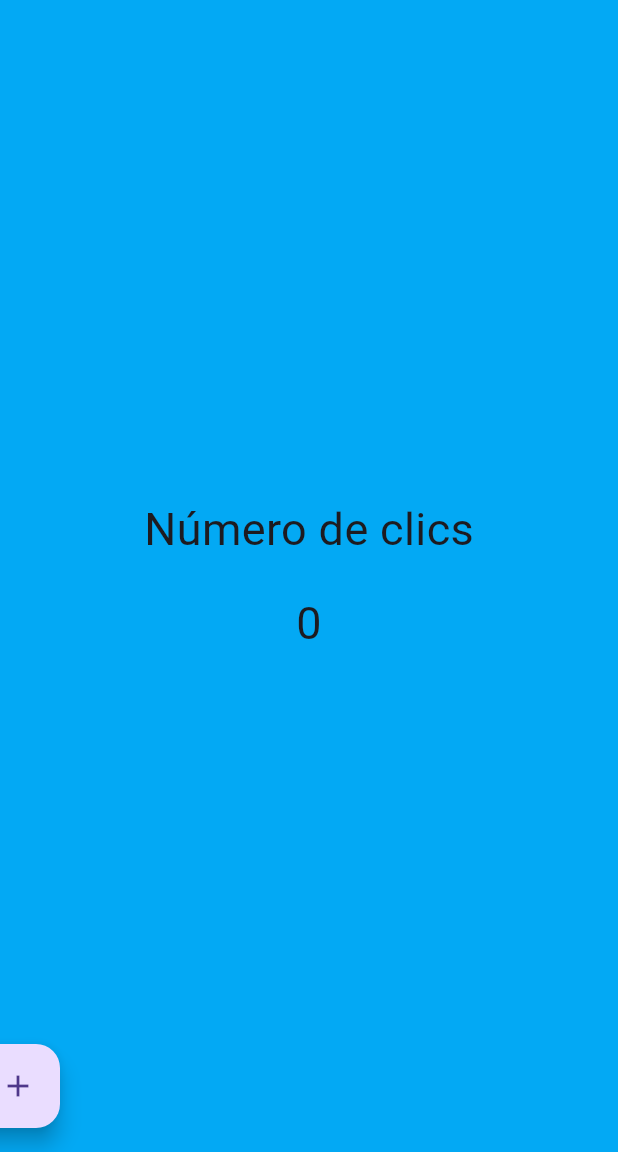
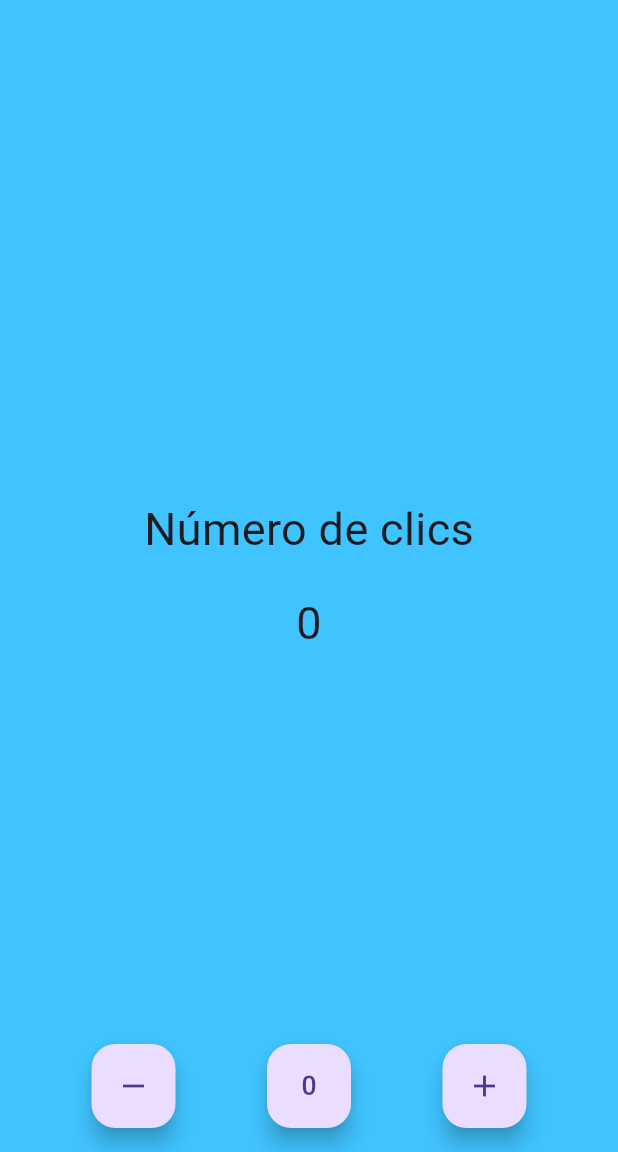
Before and after one commit to Raul7312/flutter_contador_app, a Flutter app: the screen it shows after launch, on a phone screen of 412 x 824 dp, the part 84-1236 px from its top. Run offline on Flutter 3.47's test engine with Material 3 defaults, Android fonts, the phone set to English and light mode, and no system bars.

Commit message:
clase con las funciones

```diff
--- a/lib/screens/home_screen.dart
+++ b/lib/screens/home_screen.dart
@@ -10,12 +10,27 @@ class HomeScreen extends StatefulWidget {
 class _HomeScreenState extends State<HomeScreen> {
   int contador = 0;
 
+  void incrementar() {
+    contador++;
+    setState(() {});
+  }
+
+  void decrementar() {
+    contador--;
+    setState(() {});
+  }
+
+  void reset() {
+    contador = 0;
+    setState(() {});
+  }
+
   @override
   Widget build(BuildContext context) {
     const tamano30 = TextStyle(fontSize: 30);
 
     return Scaffold(
-      backgroundColor: Colors.lightBlue,
+      backgroundColor: Colors.lightBlueAccent,
       appBar: AppBar(title: Text('Contador'), elevation: 10.0),
       body: Center(
         child: Column(
@@ -27,20 +42,49 @@ class _HomeScreenState extends State<HomeScreen> {
           ],
         ),
       ),
-      //floatingActionButtonLocation: FloatingActionButtonLocation.centerFloat,
-      floatingActionButton: Row(
-        children: [
-          FloatingActionButton(
-            child: const Icon(Icons.add),
-            onPressed: () {
-              print('Se ha registrado una pulsación');
-              contador++;
-              setState(() {});
-              print('$contador');
-            },
-          ),
-        ],
+      floatingActionButtonLocation: FloatingActionButtonLocation.centerFloat,
+      floatingActionButton: CustomFloatingActionButton(
+        incrementarFn: incrementar,
+        decrementarFn: decrementar,
+        resetFn: reset,
       ),
     );
   }
 }
+
+class CustomFloatingActionButton extends StatelessWidget {
+  final Function incrementarFn;
+  final Function decrementarFn;
+  final Function resetFn;
+
+  const CustomFloatingActionButton({
+    super.key,
+    required this.incrementarFn,
+    required this.decrementarFn,
+    required this.resetFn,
+  });
+
+  @override
+  Widget build(BuildContext context) {
+    return Row(
+      mainAxisAlignment: MainAxisAlignment.spaceEvenly,
+      children: [
+        FloatingActionButton(
+          child: const Icon(Icons.remove),
+          //child: const Text('-1'),
+          onPressed: () => decrementarFn(),
+        ),
+        FloatingActionButton(
+          child: const Icon(Icons.exposure_zero_rounded),
+          //child: const Text('RESET'),
+          onPressed: () => resetFn(),
+        ),
+        FloatingActionButton(
+          child: const Icon(Icons.add),
+          //child: const Text('+1'),
+          onPressed: () => incrementarFn(),
+        ),
+      ],
+    );
+  }
+}
```
